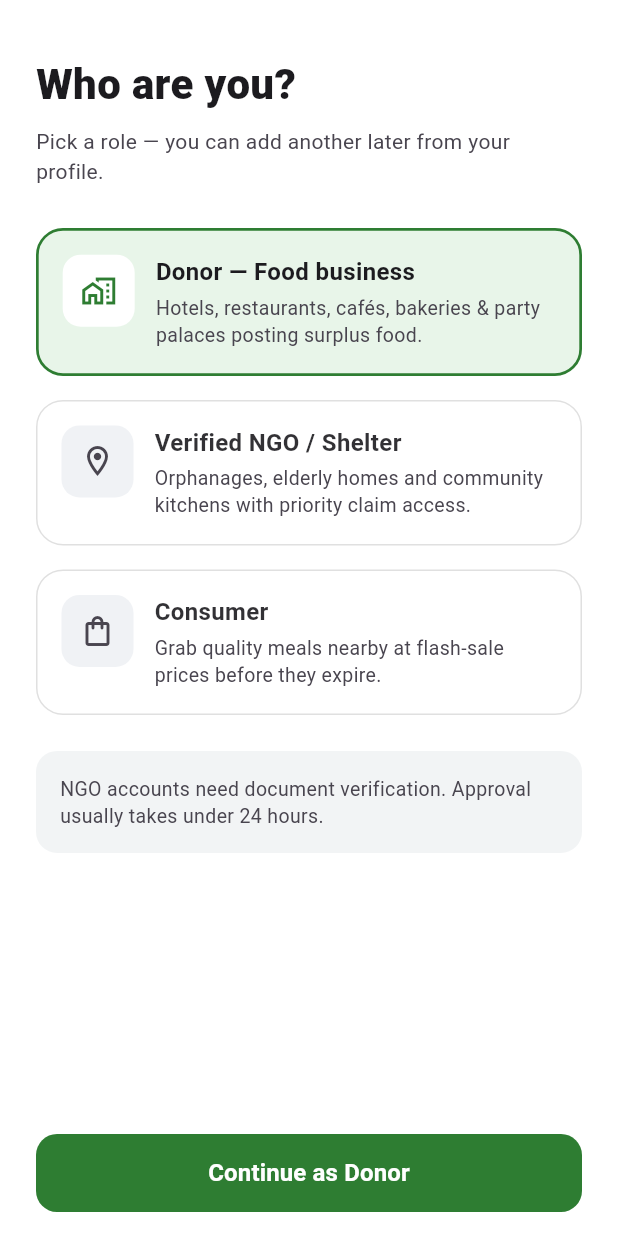
After one commit to Codefest-chitwan-2026/Team-Vikings, a Flutter app: the RoleSelectionScreen screen opened directly, on a phone screen of 412 x 824 dp. The commit adds this screen. Run offline on Flutter 3.47's test engine with Material 3 defaults, Android fonts, the phone set to English and light mode, and no system bars.

Commit message:
feat(ui):Added role selection screen

```diff
--- a/frontend/sharePlate/lib/core/constants/app_colors.dart
+++ b/frontend/sharePlate/lib/core/constants/app_colors.dart
@@ -32,4 +32,6 @@ class AppColors {
   static const Color cardLightBg = Color(0xFFE8F5E9); // Light green background for hero card
   static const Color chipBg = Color(0xFFE8F5E9);      // Light green tag background
 
+  static const Color infoBg = Color(0xFFF2F4F5); // Light grey banner background
+
 }
--- /dev/null
+++ b/frontend/sharePlate/lib/models/user_model.dart
@@ -0,0 +1,59 @@
+enum UserRole { donor, ngo, consumer }
+
+class UserModel {
+  final String id;
+  final String name;
+  final String email;
+  final UserRole role;
+  final String? phone;
+  final String? organizationName;
+  final String? token;
+
+  UserModel({
+    required this.id,
+    required this.name,
+    required this.email,
+    required this.role,
+    this.phone,
+    this.organizationName,
+    this.token,
+  });
+
+  // Convert JSON response from DRF API into UserModel
+  factory UserModel.fromJson(Map<String, dynamic> json) {
+    return UserModel(
+      id: json['id']?.toString() ?? '',
+      name: json['name'] ?? '',
+      email: json['email'] ?? '',
+      role: _parseRole(json['role']),
+      phone: json['phone'],
+      organizationName: json['organization_name'],
+      token: json['token'] ?? json['access_token'],
+    );
+  }
+
+  // Convert UserModel to JSON payload for request body
+  Map<String, dynamic> toJson() {
+    return {
+      'id': id,
+      'name': name,
+      'email': email,
+      'role': role.name,
+      'phone': phone,
+      'organization_name': organizationName,
+      'token': token,
+    };
+  }
+
+  static UserRole _parseRole(String? roleStr) {
+    switch (roleStr?.toLowerCase()) {
+      case 'donor':
+        return UserRole.donor;
+      case 'ngo':
+        return UserRole.ngo;
+      case 'consumer':
+      default:
+        return UserRole.consumer;
+    }
+  }
+}
--- a/frontend/sharePlate/lib/screens/shared/onboarding_screen.dart
+++ b/frontend/sharePlate/lib/screens/shared/onboarding_screen.dart
@@ -1,4 +1,5 @@
 import 'package:flutter/material.dart';
+import 'package:shareplate/screens/shared/role_selection_screen.dart';
 import '../../core/constants/app_colors.dart';
 
 class OnboardingScreen extends StatefulWidget {
@@ -51,7 +52,9 @@ class _OnboardingScreenState extends State<OnboardingScreen> {
   }
 
   void _navigateToLogin() {
-    // Navigation placeholder for Login screen
+    Navigator.of(context).pushReplacement(
+      MaterialPageRoute(builder: (_) => const RoleSelectionScreen()),
+    );
   }
 
   @override
--- /dev/null
+++ b/frontend/sharePlate/lib/screens/shared/role_selection_screen.dart
@@ -0,0 +1,139 @@
+import 'package:flutter/material.dart';
+import '../../core/constants/app_colors.dart';
+import '../../models/user_model.dart';
+import '../../widgets/role_selection/info_banner.dart';
+import '../../widgets/role_selection/role_card.dart';
+
+class RoleSelectionScreen extends StatefulWidget {
+  const RoleSelectionScreen({super.key});
+
+  @override
+  State<RoleSelectionScreen> createState() => _RoleSelectionScreenState();
+}
+
+class _RoleSelectionScreenState extends State<RoleSelectionScreen> {
+  UserRole _selectedRole = UserRole.donor;
+
+  String get _buttonText {
+    switch (_selectedRole) {
+      case UserRole.donor:
+        return 'Continue as Donor';
+      case UserRole.ngo:
+        return 'Continue as Verified NGO';
+      case UserRole.consumer:
+        return 'Continue as Consumer';
+    }
+  }
+
+  void _onContinue() {
+    // Navigates to Login/Register screen
+  }
+
+  @override
+  Widget build(BuildContext context) {
+    return Scaffold(
+      backgroundColor: AppColors.surface,
+      body: SafeArea(
+        child: Padding(
+          padding: const EdgeInsets.symmetric(horizontal: 24.0, vertical: 16.0),
+          child: Column(
+            crossAxisAlignment: CrossAxisAlignment.start,
+            children: [
+              const SizedBox(height: 20),
+
+              const Text(
+                'Who are you?',
+                style: TextStyle(
+                  fontSize: 28,
+                  fontWeight: FontWeight.w900,
+                  color: AppColors.textPrimary,
+                ),
+              ),
+
+              const SizedBox(height: 8),
+
+              const Text(
+                'Pick a role — you can add another later from your profile.',
+                style: TextStyle(
+                  fontSize: 14,
+                  color: AppColors.textSecondary,
+                  height: 1.4,
+                ),
+              ),
+
+              const SizedBox(height: 28),
+
+              // Modular Role Cards
+              Expanded(
+                child: ListView(
+                  children: [
+                    RoleCard(
+                      role: UserRole.donor,
+                      title: 'Donor — Food business',
+                      subtitle:
+                      'Hotels, restaurants, cafés, bakeries & party palaces posting surplus food.',
+                      icon: Icons.home_work_outlined,
+                      isSelected: _selectedRole == UserRole.donor,
+                      onTap: () => setState(() => _selectedRole = UserRole.donor),
+                    ),
+                    const SizedBox(height: 16),
+                    RoleCard(
+                      role: UserRole.ngo,
+                      title: 'Verified NGO / Shelter',
+                      subtitle:
+                      'Orphanages, elderly homes and community kitchens with priority claim access.',
+                      icon: Icons.location_on_outlined,
+                      isSelected: _selectedRole == UserRole.ngo,
+                      onTap: () => setState(() => _selectedRole = UserRole.ngo),
+                    ),
+                    const SizedBox(height: 16),
+                    RoleCard(
+                      role: UserRole.consumer,
+                      title: 'Consumer',
+                      subtitle:
+                      'Grab quality meals nearby at flash-sale prices before they expire.',
+                      icon: Icons.shopping_bag_outlined,
+                      isSelected: _selectedRole == UserRole.consumer,
+                      onTap: () => setState(() => _selectedRole = UserRole.consumer),
+                    ),
+                    const SizedBox(height: 24),
+
+                    // Modular Info Banner Widget
+                    const InfoBanner(
+                      message:
+                      'NGO accounts need document verification. Approval usually takes under 24 hours.',
+                    ),
+                  ],
+                ),
+              ),
+
+              // Action Button
+              SizedBox(
+                width: double.infinity,
+                height: 52,
+                child: ElevatedButton(
+                  onPressed: _onContinue,
+                  style: ElevatedButton.styleFrom(
+                    backgroundColor: AppColors.primary,
+                    shape: RoundedRectangleBorder(
+                      borderRadius: BorderRadius.circular(14),
+                    ),
+                    elevation: 0,
+                  ),
+                  child: Text(
+                    _buttonText,
+                    style: const TextStyle(
+                      fontSize: 16,
+                      fontWeight: FontWeight.bold,
+                      color: Colors.white,
+                    ),
+                  ),
+                ),
+              ),
+            ],
+          ),
+        ),
+      ),
+    );
+  }
+}
--- /dev/null
+++ b/frontend/sharePlate/lib/widgets/role_selection/info_banner.dart
@@ -0,0 +1,30 @@
+import 'package:flutter/material.dart';
+import '../../core/constants/app_colors.dart';
+
+class InfoBanner extends StatelessWidget {
+  final String message;
+
+  const InfoBanner({
+    super.key,
+    required this.message,
+  });
+
+  @override
+  Widget build(BuildContext context) {
+    return Container(
+      padding: const EdgeInsets.all(16),
+      decoration: BoxDecoration(
+        color: AppColors.infoBg,
+        borderRadius: BorderRadius.circular(14),
+      ),
+      child: Text(
+        message,
+        style: const TextStyle(
+          fontSize: 13,
+          color: AppColors.textSecondary,
+          height: 1.4,
+        ),
+      ),
+    );
+  }
+}
--- /dev/null
+++ b/frontend/sharePlate/lib/widgets/role_selection/role_card.dart
@@ -0,0 +1,92 @@
+import 'package:flutter/material.dart';
+import '../../core/constants/app_colors.dart';
+import '../../models/user_model.dart';
+
+class RoleCard extends StatelessWidget {
+  final UserRole role;
+  final String title;
+  final String subtitle;
+  final IconData icon;
+  final bool isSelected;
+  final VoidCallback onTap;
+
+  const RoleCard({
+    super.key,
+    required this.role,
+    required this.title,
+    required this.subtitle,
+    required this.icon,
+    required this.isSelected,
+    required this.onTap,
+  });
+
+  @override
+  Widget build(BuildContext context) {
+    return GestureDetector(
+      onTap: onTap,
+      child: AnimatedContainer(
+        duration: const Duration(milliseconds: 200),
+        padding: const EdgeInsets.all(16),
+        decoration: BoxDecoration(
+          color: isSelected ? AppColors.cardLightBg : AppColors.surface,
+          borderRadius: BorderRadius.circular(18),
+          border: Border.all(
+            color: isSelected ? AppColors.primary : AppColors.border,
+            width: isSelected ? 1.8 : 1.0,
+          ),
+        ),
+        child: Row(
+          crossAxisAlignment: CrossAxisAlignment.start,
+          children: [
+            // Icon Container
+            Container(
+              width: 48,
+              height: 48,
+              decoration: BoxDecoration(
+                color: isSelected
+                    ? Colors.white
+                    : const Color(0xFFF0F2F5),
+                borderRadius: BorderRadius.circular(12),
+              ),
+              child: Icon(
+                icon,
+                color: isSelected ? AppColors.primary : AppColors.textSecondary,
+                size: 24,
+              ),
+            ),
+
+            const SizedBox(width: 14),
+
+            // Content
+            Expanded(
+              child: Column(
+                crossAxisAlignment: CrossAxisAlignment.start,
+                children: [
+                  Text(
+                    title,
+                    style: TextStyle(
+                      fontSize: 16,
+                      fontWeight: FontWeight.bold,
+                      color: isSelected
+                          ? AppColors.textPrimary
+                          : AppColors.textPrimary.withValues(alpha: 0.9),
+                    ),
+                  ),
+                  const SizedBox(height: 4),
+                  Text(
+                    subtitle,
+                    style: const TextStyle(
+                      fontSize: 13,
+                      color: AppColors.textSecondary,
+                      height: 1.35,
+                    ),
+                  ),
+                ],
+              ),
+            ),
+          ],
+        ),
+      ),
+    );
+  }
+}
```
